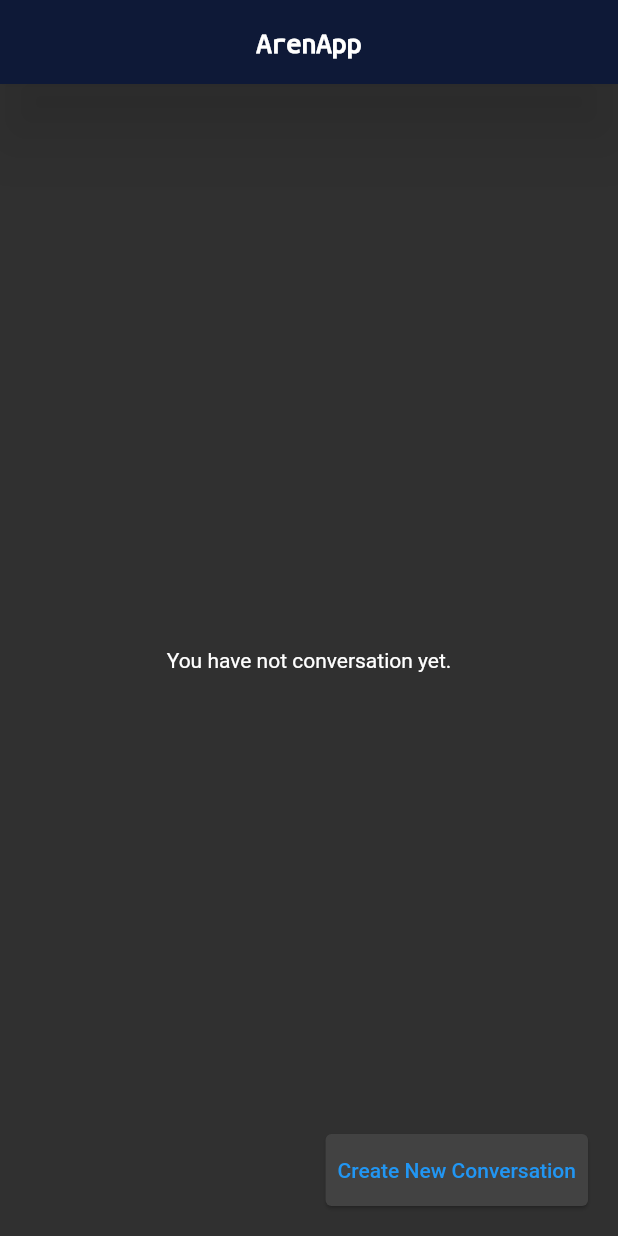
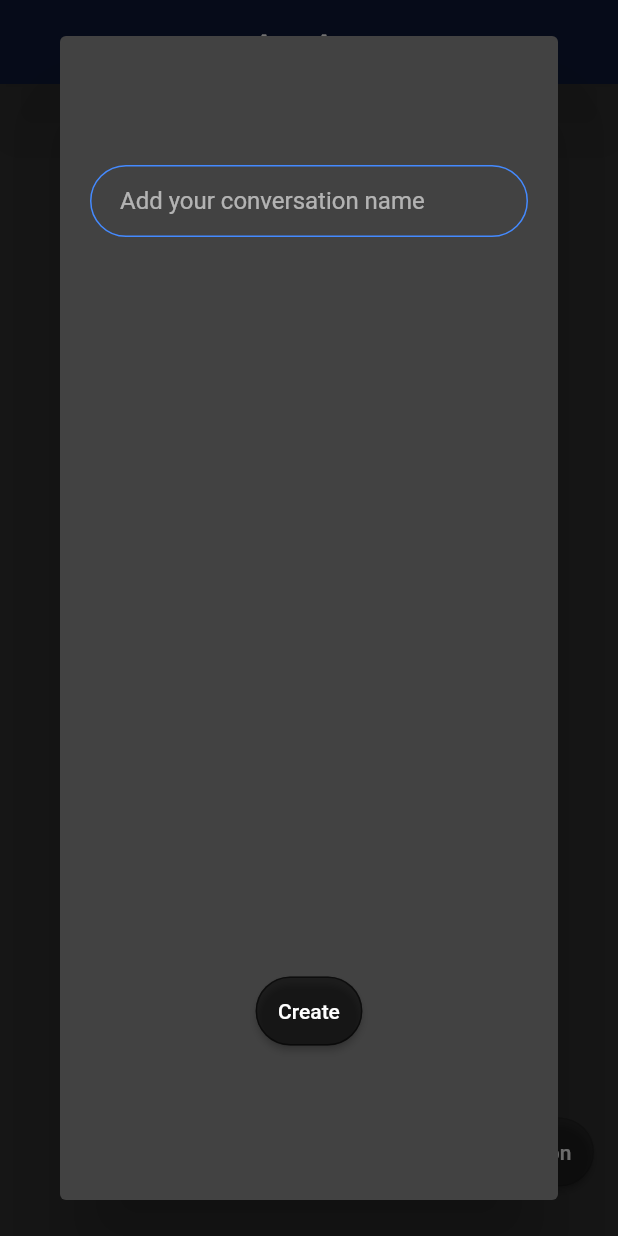
Before and after one commit to MURABIT-PASHA/ArenApp, a Flutter app: the screen it shows after launch, after a tap on "SKIP", after a tap on "Tackle In", after a tap on "Create New Conversation", on a phone screen of 412 x 824 dp. Run offline on Flutter 3.47's test engine with Material 2 defaults, Android fonts, the phone set to English and light mode, and no system bars; our stand-ins replace animated_text_kit, dio, lottie, permission_handler, shared_preferences, smooth_page_indicator and 1 more.

```diff
--- a/lib/data/dbms/chat_database_manager.dart
+++ /dev/null
@@ -1,87 +0,0 @@
-import 'package:sqflite/sqflite.dart';
-import 'package:path/path.dart';
-import '../model/conversation.dart';
-
-class ChatDatabaseManager {
-  static final ChatDatabaseManager _instance = ChatDatabaseManager._internal();
-  static ChatDatabaseManager get instance => _instance;
-  ChatDatabaseManager._internal();
-  static var _database;
-  final String databaseName = "chat.db";
-  int _timestamp = DateTime.now().millisecondsSinceEpoch;
-  Future<void> init() async {
-    if (_database != null) {
-      return;
-    } else {
-      try {
-        String path = join(await getDatabasesPath(), databaseName);
-        _database = await openDatabase(
-          path,
-          version: 1,
-          onCreate: (Database db, int version) async {
-            await db.execute('''
-          CREATE TABLE conversation$_timestamp (
-            prompt TEXT,
-            number INTEGER,
-            date TEXT
-          )
-        ''');
-          },
-        );
-      } catch (e) {
-        print(e);
-      }
-    }
-  }
-  Future<void> close() async {
-    if (_database != null) {
-      await _database.close();
-      _database = null;
-    }
-  }
-  Future<void> add(Conversation conversation, String tableName) async {
-    await _database.insert(
-      tableName,
-      conversation.toMap(),
-      conflictAlgorithm: ConflictAlgorithm.replace,
-    );
-  }
-
-  Future<List<dynamic>> getAllTableNames() async {
-    // get a list of the tables in the database
-    List<Map<String, dynamic>> tables =
-    await _database.rawQuery('SELECT name FROM sqlite_master WHERE type="table"');
-    // extract the table names from the list of maps
-    List<dynamic> tableNames = tables.map((table) => table['name']).toList();
-    tableNames.removeWhere((name) => name == 'android_metadata');
-    return tableNames;
-  }
-  Future<List<Conversation>> getAllFromTable(String tableName) async {
-    // get the contents of the table
-    final List<Map<String, dynamic>> maps = await _database.query(tableName);
-    // convert the list of maps to a list of conversations
-    return List.generate(maps.length, (i) => Conversation.fromMap(maps[i]));
-  }
-
-
-  Future<void> dropTable(String tableName) async {
-    await _database.execute('''
-      DROP TABLE $tableName
-    ''');
-  }
-
-
-  Future<void> createTableWithTimestamp() async {
-    int timestamp = DateTime.now().millisecondsSinceEpoch;
-    String tableName = 'conversation$timestamp';
-    await _database.execute('''
-      CREATE TABLE $tableName (
-            prompt TEXT,
-            number INTEGER,
-            date TEXT
-      )
-    ''');
-  }
-
-
-}
--- a/lib/pages/progress/home_page.dart
+++ b/lib/pages/progress/home_page.dart
@@ -1,7 +1,8 @@
+import 'package:arenapp/components/constants.dart';
 import 'package:arenapp/components/navigation_drawer.dart';
-import 'package:arenapp/data/dbms/chat_database_manager.dart';
+import 'package:arenapp/components/rounded_button.dart';
+import 'package:arenapp/pages/progress/chat_page.dart';
 import 'package:flutter/material.dart';
-import 'models/conversation_info_model.dart';
 
 class HomePage extends StatefulWidget {
   const HomePage({Key? key}) : super(key: key);
@@ -10,22 +11,10 @@ class HomePage extends StatefulWidget {
 }
 
 class _HomePageState extends State<HomePage> {
-  final _chatDatabaseManager = ChatDatabaseManager.instance;
-  late Future<List<dynamic>> _conversationNamesFuture;
+  String itemName = "Conversation";
+  final itemHint = "Add your conversation name";
+  List itemList = [];
 
-  @override
-  void initState() {
-    super.initState();
-    _conversationNamesFuture = _chatDatabaseManager.init().then((_) {
-      return _chatDatabaseManager.getAllTableNames();
-    });
-  }
-
-  @override
-  void dispose() {
-    _chatDatabaseManager.close();
-    super.dispose();
-  }
   @override
   Widget build(BuildContext context) {
     return SafeArea(
@@ -38,60 +27,120 @@ class _HomePageState extends State<HomePage> {
             automaticallyImplyLeading: false,
             elevation: 20.0,
             shadowColor: Colors.black54,
-            title: Text("ArenApp", style: TextStyle(
+            title: Text(
+              "ArenApp",
+              style: TextStyle(
                   fontSize: 20.0,
                   fontFamily: 'UbuntuMono',
                   fontWeight: FontWeight.bold,
-                color: Colors.white),),
+                  color: Colors.white),
+            ),
             backgroundColor: Color(0xFF0E1937),
           ),
-          body: FutureBuilder<List<dynamic>>(
-            future: _conversationNamesFuture,
-            builder: (context, snapshot) {
-              if (snapshot.hasData) {
-                if (snapshot.data!.length > 0) {
-                  return ListView.builder(
-                    itemCount: snapshot.data!.length,
+          body: ListView.builder(
+            itemCount: itemList.length,
             itemBuilder: (BuildContext context, int index) {
-                      return ConversationInfo(
-                        conversationName: snapshot.data![index],
-                        chatDatabaseManager: _chatDatabaseManager,
+              final item = itemList[index];
+              return Dismissible(
+                key: Key(item),
+                background: Container(
+                  color: Colors.red,
+                  child: Center(
+                    child: Icon(
+                      Icons.delete,
+                      color: Colors.white,
+                      size: 75,
+                    ),
+                  ),
+                ),
+                direction: DismissDirection.endToStart,
+                onDismissed: (direction) {
+                  setState(() {
+                    itemList.removeAt(index);
+                  });
+                  ScaffoldMessenger.of(context).showSnackBar(
+                      SnackBar(content: Text("Conversation removed")));
+                },
+                child: Container(
+                  height: 100,
+                  width: MediaQuery.of(context).size.width,
+                  child: InkWell(
+                    onTap: () {
+                      Navigator.push(context, MaterialPageRoute(builder: (builder)=>ChatPage(title: itemList[index])));
+                    },
+                    child: Container(
+                      padding: EdgeInsets.all(10),
+                      child: Row(
+                        mainAxisAlignment: MainAxisAlignment.spaceBetween,
+                        children: [
+                          CircleAvatar(
+                            radius: 40.0,
+                          ),
+                          Column(
+                            mainAxisAlignment: MainAxisAlignment.spaceBetween,
+                            crossAxisAlignment: CrossAxisAlignment.start,
+                            children: [
+                              Text(
+                                itemList[index],
+                                style: TextStyle(
+                                    fontFamily: 'Poppins',
+                                    color: Colors.white,
+                                    fontWeight: FontWeight.bold,
+                                    fontSize: 20),
+                              ),
+                              Text(
+                                '0 messages',
+                                style: TextStyle(color: Colors.white70),
+                                textAlign: TextAlign.right,
+                              ),
+                            ],
+                          ),
+                        ],
+                      ),
+                    ),
+                  ),
+                ),
               );
             },
-                  );
-                } else {
-                  return Container(
+          ),
+          floatingActionButton: RoundedButton(
+            onPressed: () {
+              showDialog(
+                  context: context,
+                  builder: (builder) => Dialog(
                         child: Center(
-                      child: Text("You have not conversation yet."),
+                          child: Container(
+                            width: MediaQuery.of(context).size.width - 100,
+                            height: MediaQuery.of(context).size.height -200,
+                            padding: EdgeInsets.all(10),
+                            child: Column(
+                              mainAxisAlignment: MainAxisAlignment.spaceBetween,
+                              children: [
+                                TextField(
+                                  decoration: kTextFieldDecoration.copyWith(
+                                    hintText: itemHint,
                                   ),
-                  );
-                }
-              } else if (snapshot.hasError) {
-                return Container(
-                  child: Center(
-                    child: Text("An error occurred: ${snapshot.error}"),
-                  ),
-                );
-              } else {
-                return Container(
-                  child: Center(
-                    child: CircularProgressIndicator(),
-                  ),
-                );
-              }
+                                  onChanged: (value) {
+                                      itemName = value;
                                   },
                                 ),
-          floatingActionButton: Card(
-            child: TextButton(
-              onPressed: () async {
-                await _chatDatabaseManager.createTableWithTimestamp();
-                setState((){
-                  _conversationNamesFuture =
-                      _chatDatabaseManager.getAllTableNames();
+                                RoundedButton(
+                                    colour: Colors.black54,
+                                    buttonTitle: 'Create',
+                                    onPressed: () {
+                                      setState(() {
+                                        itemList.add(itemName);
                                       });
+                                      Navigator.pop(context);
+                                    })
+                              ],
+                            ),
+                          ),
+                        ),
+                      ));
             },
-              child: Text("Create New Conversation"),
-            ),
+            colour: Colors.black12,
+            buttonTitle: 'Create New Conversation',
           ),
         ),
       ),
--- a/pubspec.yaml
+++ b/pubspec.yaml
@@ -22,8 +22,6 @@ dependencies:
   # ChatPage
   permission_handler: ^10.0.0
   # Never Used
-  curved_navigation_bar: ^1.0.1
-  # Never Used
   font_awesome_flutter: ^10.1.0
   # Database
   path_provider: ^2.0.11
@@ -32,6 +30,7 @@ dependencies:
   speech_to_text: ^6.1.0
   # Database
   sqflite: ^2.2.2
+  # OpenAI
   dio: ^4.0.6
 
 
@@ -43,7 +42,6 @@ dev_dependencies:
 
 flutter_icons:
   android: true
-  ios: true
   image_path: "assets/images/logo.png"
   remove_alpha_ios: true
   adaptive_icon_background: "#297739"
```
Also changed, not shown: lib/components/received_message_screen.dart (+6 -4 lines), lib/data/model/open_ai.dart (+7 -3 lines), lib/pages/progress/chat_page.dart (+38 -49 lines), lib/pages/progress/models/conversation_info_model.dart (deleted, +0 -99 lines), pubspec.lock, 39 other files. Lines whose indentation alone changed are shown as unchanged.
